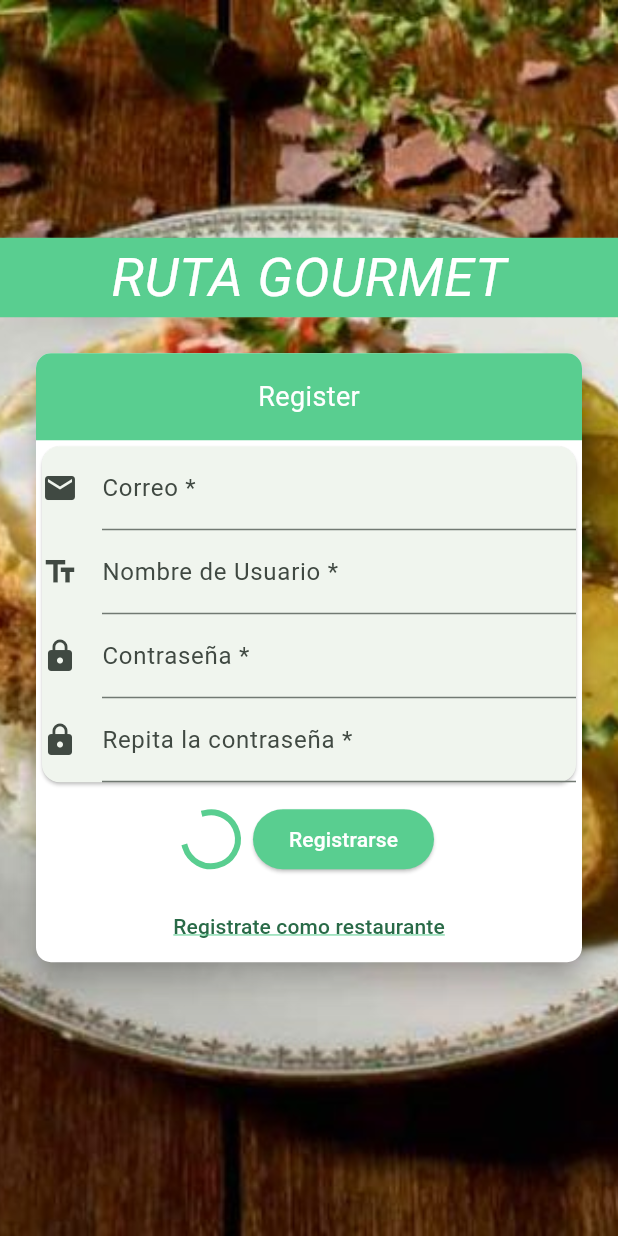
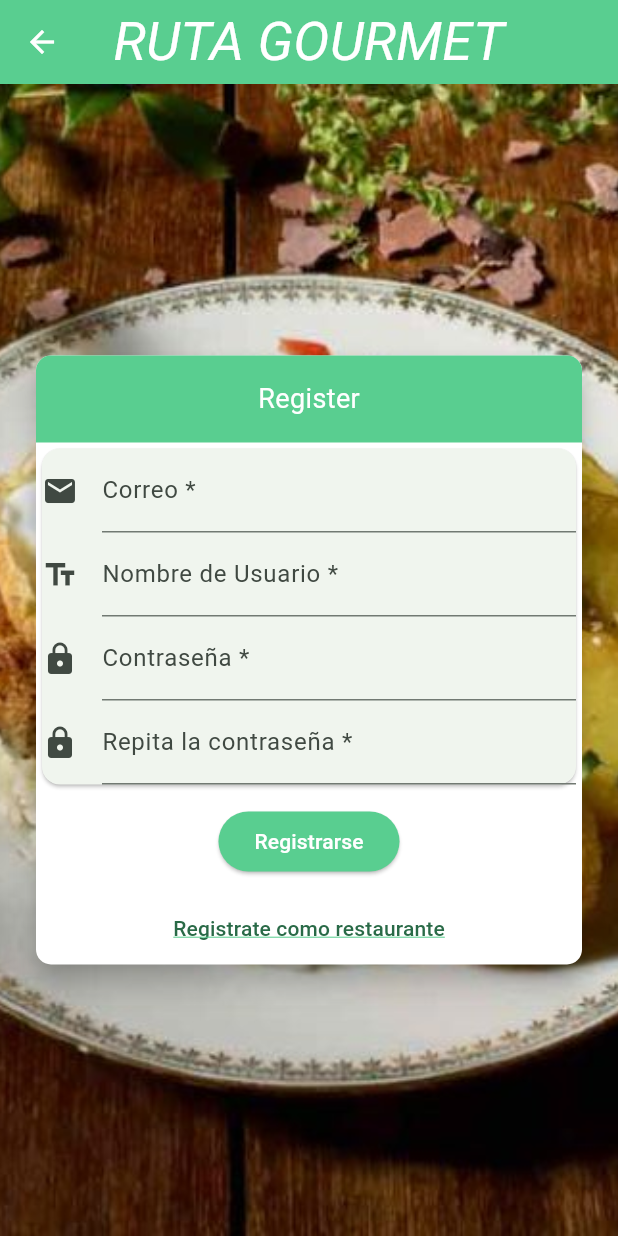
Before and after one commit to E-Doggo/movil_fixed, a Flutter app: the RegisterScreen screen opened directly, on a phone screen of 412 x 824 dp. Run offline on Flutter 3.47's test engine with Material 3 defaults, Android fonts, the phone set to English and light mode, and no system bars; our stand-ins replace cloud_firestore, firebase_auth, firebase_core, flutter_bloc, flutter_dotenv, go_router; accounts and stored records are empty.

Commit message:
AppCustomBar created and used in register,login and preferences

```diff
--- /dev/null
+++ b/lib/app_bar.dart
@@ -0,0 +1,29 @@
+import 'package:flutter/material.dart';
+
+
+class CustomAppBar extends StatelessWidget implements PreferredSizeWidget {
+  final String title;
+
+  const CustomAppBar({super.key, required this.title});
+
+  @override
+  Size get preferredSize => const Size.fromHeight(kToolbarHeight);
+
+  @override
+  Widget build(BuildContext context) {
+    return AppBar(
+      title: Text(
+        title,
+        style: const TextStyle(
+          fontSize: 36.0,
+          fontStyle: FontStyle.italic,
+          color: Colors.white,
+          decoration: TextDecoration.none,
+        ),
+      ),
+      backgroundColor: const Color.fromARGB(255, 89, 206, 144),
+      centerTitle: true,
+      automaticallyImplyLeading: true,
+    );
+  }
+}
--- a/lib/login/ui/login_builder.dart
+++ b/lib/login/ui/login_builder.dart
@@ -1,6 +1,7 @@
 import 'package:flutter/material.dart';
 import 'package:flutter_bloc/flutter_bloc.dart';
 import 'package:go_router/go_router.dart';
+import 'package:proyecto_progra_movil/app_bar.dart';
 import 'package:proyecto_progra_movil/login/bloc/login_bloc.dart';
 import 'package:proyecto_progra_movil/login/bloc/login_event.dart';
 import 'package:proyecto_progra_movil/login/bloc/login_state.dart';
@@ -154,30 +155,18 @@ class _LoginScreenNewState extends State<LoginScreenNew> {
     );
 
     return Scaffold(
+        appBar: const CustomAppBar(title: 'RUTA GOURMET'),
         body: Container(
           decoration: const BoxDecoration(
             image: DecorationImage(
-          image: AssetImage('assets/images/silpancho-background-homepage.jpg'),
+              image:
+                  AssetImage('assets/images/silpancho-background-homepage.jpg'),
               fit: BoxFit.cover,
             ),
           ),
           child: Column(
             mainAxisAlignment: MainAxisAlignment.center,
             children: [
-          Container(
-            color: const Color.fromARGB(255, 89, 206, 144), // Fondo verde
-            padding:
-                const EdgeInsets.symmetric(vertical: 1.0), // Ajustar espaciado
-            alignment: Alignment.center,
-            child: const Text(
-              'RUTA GOURMET',
-              style: TextStyle(
-                fontSize: 36.0,
-                fontStyle: FontStyle.italic,
-                color: Colors.white,
-              ),
-            ),
-          ),
               BlocBuilder<LoginBloc, LoginState>(
                 builder: (context, state) {
                   if (state is LoginWaiting) {
--- a/lib/preferences/preferences_view.dart
+++ b/lib/preferences/preferences_view.dart
@@ -3,6 +3,7 @@ import 'dart:async';
 import 'package:flutter/material.dart';
 import 'package:flutter_bloc/flutter_bloc.dart';
 import 'package:go_router/go_router.dart';
+import 'package:proyecto_progra_movil/app_bar.dart';
 import 'package:proyecto_progra_movil/firebase_auth_implementation/firebase_auth_services.dart';
 import 'package:proyecto_progra_movil/firebase_auth_implementation/firebase_firestore.dart';
 import 'preferences_cubit.dart';
@@ -44,16 +45,7 @@ class PreferencesView extends StatelessWidget {
     return BlocBuilder<PreferencesCubit, List<String>>(
       builder: (context, selectedPreferences) {
         return Scaffold(
-          appBar: AppBar(
-            title: Text(
-              'ESCOGE TUS PREFERENCIAS',
-              style: TextStyle(
-                color: const Color.fromRGBO(89, 206, 143, 1),
-                fontSize: 24,
-                fontWeight: FontWeight.bold,
-              ),
-            ),
-          ),
+          appBar: const CustomAppBar(title: 'ESCOGE TUS PREFERENCIAS'),
           body: Container(
             padding: EdgeInsets.all(10.0),
             child: GridView.builder(
--- a/lib/register/ui/bloc_builder.dart
+++ b/lib/register/ui/bloc_builder.dart
@@ -5,7 +5,7 @@ import 'package:proyecto_progra_movil/firebase_auth_implementation/firebase_auth
 import 'package:proyecto_progra_movil/register/bloc/register_bloc.dart';
 import 'package:proyecto_progra_movil/register/bloc/register_event.dart';
 import 'package:proyecto_progra_movil/register/bloc/register_state.dart';
-
+import 'package:proyecto_progra_movil/app_bar.dart';
 class RegisterScreen extends StatefulWidget {
   const RegisterScreen({super.key});
 
@@ -124,14 +124,16 @@ class _RegisterState extends State<RegisterScreen> {
   @override
   Widget build(BuildContext context) {
     final _formKey = GlobalKey<FormState>();
-
-    return Container(
+    return Scaffold(
+      appBar: const CustomAppBar(title: 'RUTA GOURMET',),
+      body: Container(
           decoration: _buildBackgroundDecoration(),
           child: Column(
             mainAxisAlignment: MainAxisAlignment.center,
             children: [
-          _buildHeaderText(),
-          BlocBuilder<RegisterBloc, RegisterState>(builder: (context, state) {
+              //_buildHeaderText(),
+              BlocBuilder<RegisterBloc, RegisterState>(
+                  builder: (context, state) {
                 if (state is RegisterWaiting) {
                   return Padding(
                     padding: const EdgeInsets.all(20.0),
@@ -168,17 +170,7 @@ class _RegisterState extends State<RegisterScreen> {
                           _buildCardForms(_formKey),
                           Padding(
                             padding: const EdgeInsets.all(10.0),
-                        child: Row(
-                          mainAxisAlignment: MainAxisAlignment
-                              .center, // Centra los elementos horizontalmente
-                          children: [
-                            const CircularProgressIndicator(
-                              valueColor: AlwaysStoppedAnimation<Color>(
-                                Color.fromARGB(255, 89, 206, 144),
-                              ),
-                            ),
-                            SizedBox(width: 10),
-                            ElevatedButton(
+                            child: ElevatedButton(
                               onPressed: () {
                                 final FormState form = _formKey.currentState!;
                                 if (form.validate()) {
@@ -190,29 +182,20 @@ class _RegisterState extends State<RegisterScreen> {
                                       _password2Controller.text.toString();
                                   String username =
                                       _userController.text.toString();
-                                  context.read<RegisterBloc>().add(
-                                        RegisterSave(
+                                  context.read<RegisterBloc>().add(RegisterSave(
                                       email: email,
                                       password: password,
-                                          passwordValidation:
-                                              passwordValidation,
-                                          username: username,
-                                        ),
-                                      );
+                                      passwordValidation: passwordValidation,
+                                      username: username));
                                 }
                               },
-                              style: ButtonStyle(
+                              style: const ButtonStyle(
                                 backgroundColor:
-                                    MaterialStateProperty.all<Color>(
-                                  Color.fromARGB(255, 89, 206, 144),
+                                    MaterialStatePropertyAll<Color>(
+                                        Color.fromARGB(255, 89, 206, 144)),
                               ),
-                              ),
-                              child: Text(
-                                "Registrarse",
-                                style: TextStyle(color: Colors.white),
-                              ),
-                            ),
-                          ],
+                              child: const Text("Registrarse",
+                                  style: TextStyle(color: Colors.white)),
                             ),
                           ),
                           TextButton(
@@ -225,7 +208,8 @@ class _RegisterState extends State<RegisterScreen> {
                               'Registrate como restaurante',
                               style: TextStyle(
                                 decoration: TextDecoration.underline,
-                            decorationColor: Color.fromRGBO(89, 206, 143, 1),
+                                decorationColor:
+                                    Color.fromRGBO(89, 206, 143, 1),
                               ),
                             ),
                           ),
@@ -275,25 +259,30 @@ class _RegisterState extends State<RegisterScreen> {
                                 if (form.validate()) {
                                   String password =
                                       _passwordController.text.toString();
-                              String email = _emailController.text.toString();
+                                  String email =
+                                      _emailController.text.toString();
                                   String passwordValidation =
                                       _password2Controller.text.toString();
-                              String username = _userController.text.toString();
+                                  String username =
+                                      _userController.text.toString();
                                   String description =
                                       _descripcionController.text.toString();
-                              String street = _streetController.text.toString();
+                                  String street =
+                                      _streetController.text.toString();
                                   context.read<RegisterBloc>().add(
                                       RegisterRestaurant(
                                           email: email,
                                           password: password,
-                                      passwordValidation: passwordValidation,
+                                          passwordValidation:
+                                              passwordValidation,
                                           restaurantName: username,
                                           description: description,
                                           streetName: street));
                                 }
                               },
                               style: const ButtonStyle(
-                            backgroundColor: MaterialStatePropertyAll<Color>(
+                                backgroundColor:
+                                    MaterialStatePropertyAll<Color>(
                                         Color.fromARGB(255, 89, 206, 144)),
                               ),
                               child: const Text("Registrarse",
@@ -310,7 +299,8 @@ class _RegisterState extends State<RegisterScreen> {
                               'Registrate como usuario',
                               style: TextStyle(
                                 decoration: TextDecoration.underline,
-                            decorationColor: Color.fromRGBO(89, 206, 143, 1),
+                                decorationColor:
+                                    Color.fromRGBO(89, 206, 143, 1),
                               ),
                             ),
                           ),
@@ -320,7 +310,7 @@ class _RegisterState extends State<RegisterScreen> {
                   );
                 } else if (state is RegisterSuccesful) {
                   context.go("/preferences");
-              return const Text("");
+                  return const Text("REGISTRO EXITOSO");
                 } else {
                   _userController.clear();
                   _emailController.clear();
@@ -333,6 +323,6 @@ class _RegisterState extends State<RegisterScreen> {
               }),
             ],
           ),
-    );
+        ));
   }
 }
```
Lines whose indentation alone changed are shown as unchanged.
